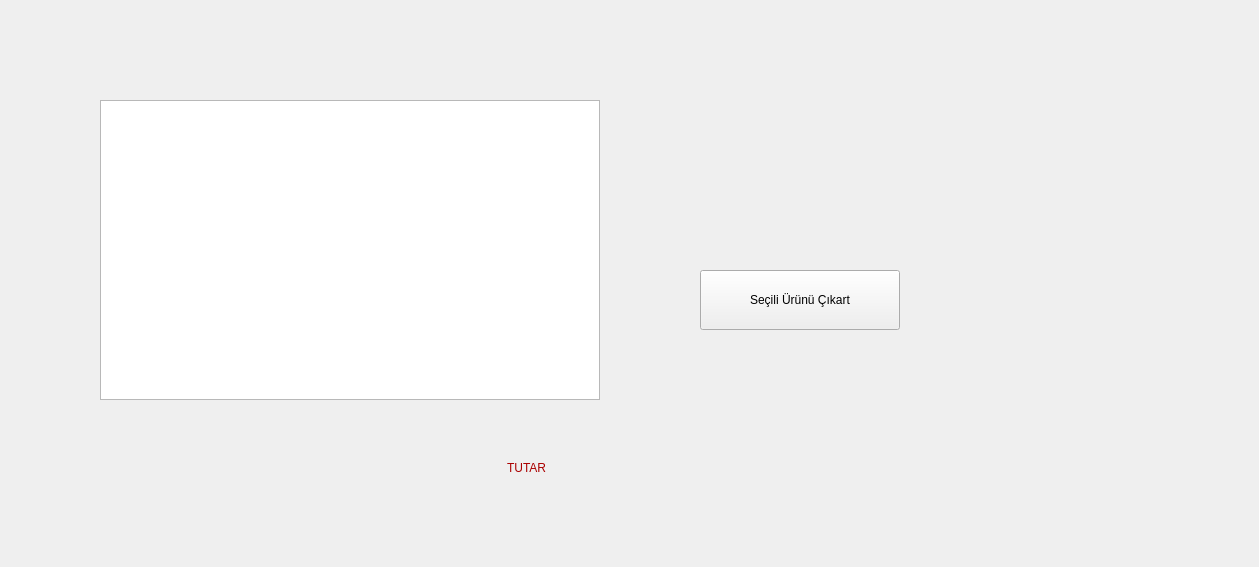
First picture: the form in Cart/form.ui, repository YunusEmreAlps/Cart_Widget_App, before the edit.
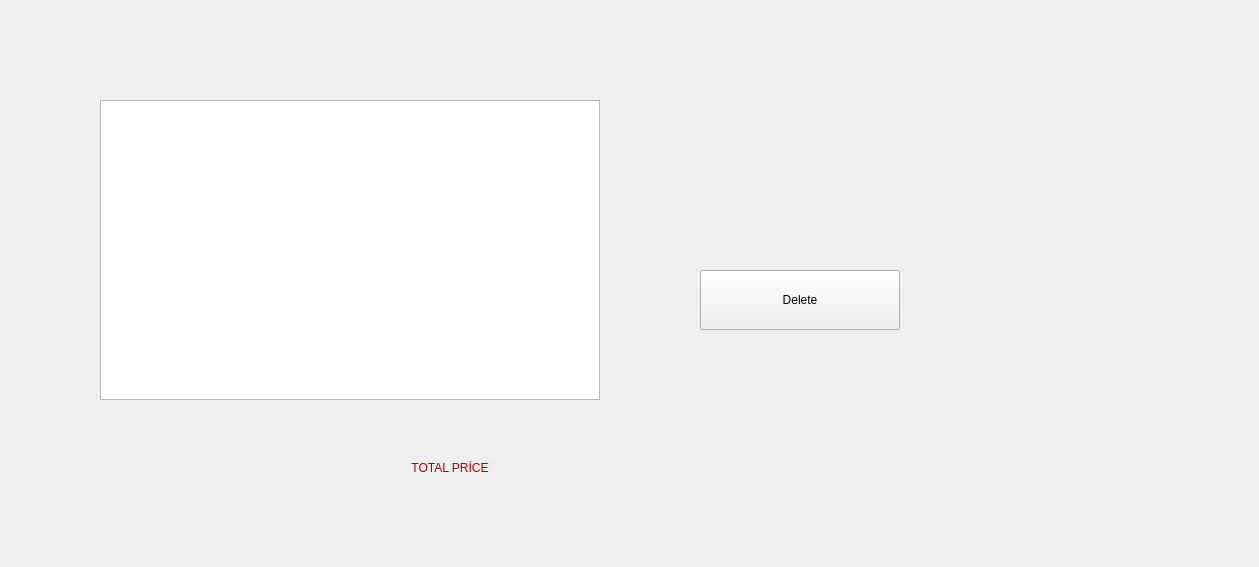
Second picture: the form after the edit.

What changed in the file:
```diff
--- a/Cart/form.ui
+++ b/Cart/form.ui
@@ -32,16 +32,19 @@
      <height>60</height>
     </rect>
    </property>
+   <property name="styleSheet">
+    <string notr="true">font: 24pt &quot;MS Shell Dlg 2&quot;;</string>
+   </property>
    <property name="text">
-    <string>Seçili Ürünü Çıkart</string>
+    <string>Delete</string>
    </property>
   </widget>
   <widget class="QLabel" name="price_info">
    <property name="geometry">
     <rect>
-     <x>450</x>
+     <x>300</x>
      <y>450</y>
-     <width>150</width>
+     <width>300</width>
      <height>35</height>
     </rect>
    </property>
@@ -50,7 +53,7 @@
 color:rgb(170, 0, 0) ;</string>
    </property>
    <property name="text">
-    <string> TUTAR</string>
+    <string>TOTAL PRİCE</string>
    </property>
    <property name="alignment">
     <set>Qt::AlignCenter</set>
```
